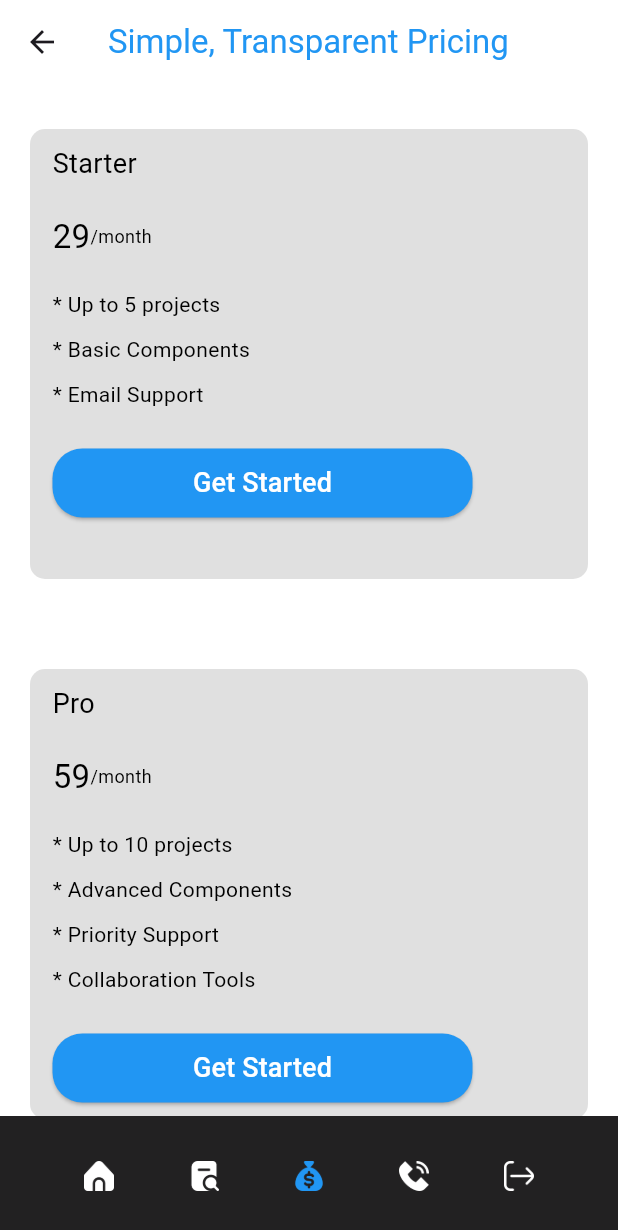
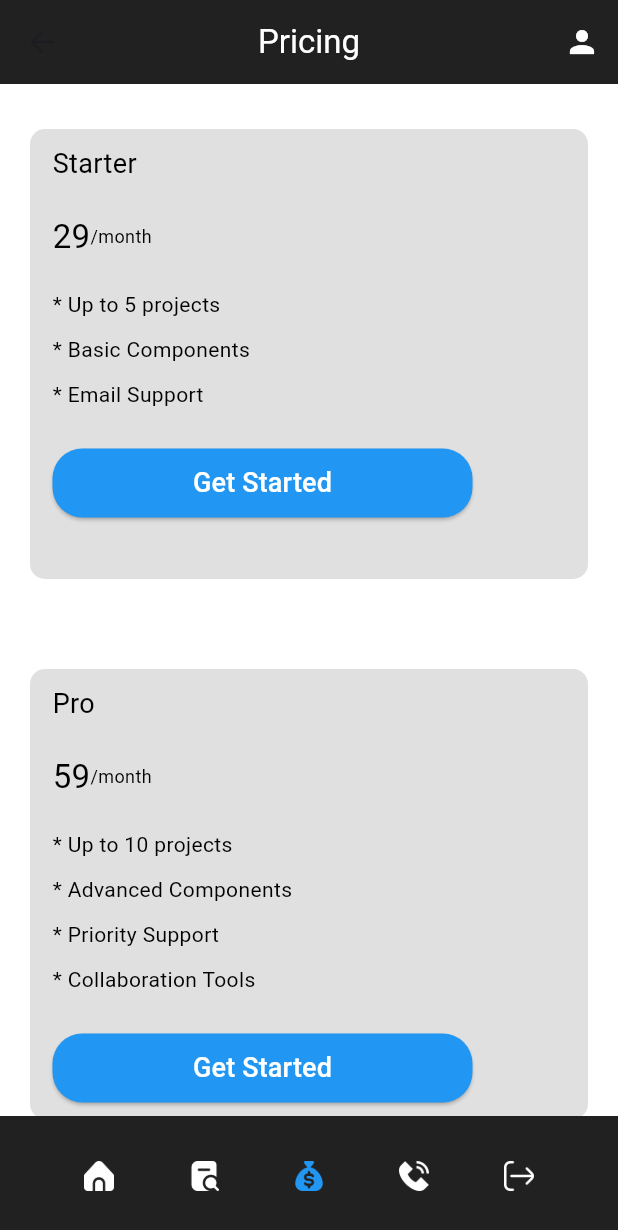
Before and after one commit to AhmedSalah1811/New_ui, a Flutter app: the screen it shows after launch, item 3 of the bottom bar chosen, on a phone screen of 412 x 824 dp. Shown: the top 1230 px of the screen. Run offline on Flutter 3.47's test engine with Material 3 defaults, Android fonts, the light colour scheme and no system bars; our stand-ins replace shared_preferences.

Commit message:
befor background

```diff
--- a/lib/contact.dart
+++ b/lib/contact.dart
@@ -83,10 +83,10 @@ class _ContactState extends State<ContactPage> {
     return Scaffold(
       appBar:
           userToken != null
-              ? AppBar(
-                title: const Text("Contact Us"),
+              ? AppBar(backgroundColor: Colors.black87,centerTitle: true,
+                title: const Text("Contact Us",style: TextStyle(color: Colors.white),),
                 actions: [
-                  IconButton(
+                  IconButton(color: Colors.white,
                     icon: const Icon(Icons.person),
                     onPressed: () {
                       Navigator.push(
--- a/lib/home_page.dart
+++ b/lib/home_page.dart
@@ -49,10 +49,10 @@ class _Home_pageState extends State<HomePage> {
     return Scaffold(
       appBar:
           userToken != null
-              ? AppBar(
-                title: const Text("Home"),
+              ? AppBar(backgroundColor: Colors.black87,centerTitle: true,
+                title: const Text("Home",style: TextStyle(color: Colors.white),),
                 actions: [
-                  IconButton(
+                  IconButton(color: Colors.white,
                     icon: const Icon(Icons.person),
                     onPressed: () {
                       Navigator.push(
--- a/lib/profile.dart
+++ b/lib/profile.dart
@@ -59,9 +59,9 @@ class _ProfilePageState extends State<ProfilePage> {
   @override
   Widget build(BuildContext context) {
     return Scaffold(
-      appBar: AppBar(
-        backgroundColor: Colors.blueAccent,
-        title: const Text("Profile"),
+      appBar: AppBar(iconTheme: IconThemeData.fallback().copyWith(color: Colors.white),
+          backgroundColor: Colors.black87,
+        title: const Text("Profile",style: TextStyle(color: Colors.white),),
         centerTitle: true,
       ),
       body: Padding(
--- a/lib/subscription.dart
+++ b/lib/subscription.dart
@@ -35,12 +35,24 @@ class _SubscriptionState extends State<Subscription> {
   @override
   Widget build(BuildContext context) {
     return Scaffold(
-      appBar: AppBar(
-        backgroundColor: Colors.white,
+      appBar: AppBar(centerTitle: true,
+        backgroundColor: Colors.black87,
         title: const Text(
-          'Simple, Transparent Pricing',
-          style: TextStyle(color: Colors.blue, fontSize: 22),
+          'Pricing',
+          style: TextStyle(color: Colors.white, fontSize: 22),
+        ),actions: [
+        IconButton(color: Colors.white,
+          icon: const Icon(Icons.person),
+          onPressed: () {
+            Navigator.push(
+              context,
+              MaterialPageRoute(
+                builder: (context) => const ProfilePage(),
+              ),
+            );
+          },
         ),
+      ],
 
       ),
       body: SingleChildScrollView(
```
Also changed, not shown: lib/about.dart (+28 -10 lines).
